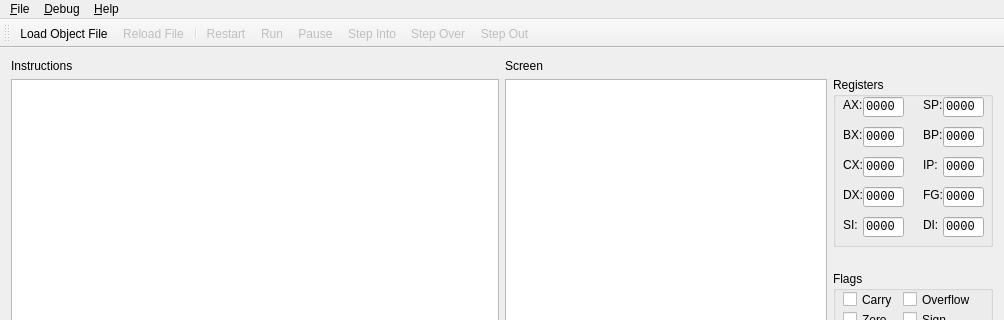
Old version of the form src/MemWnd.ui in the repository rdnelson/Libra; both pictures show x 0 to 1004 and y 0 to 320 of the 1004 by 801 pixel window.
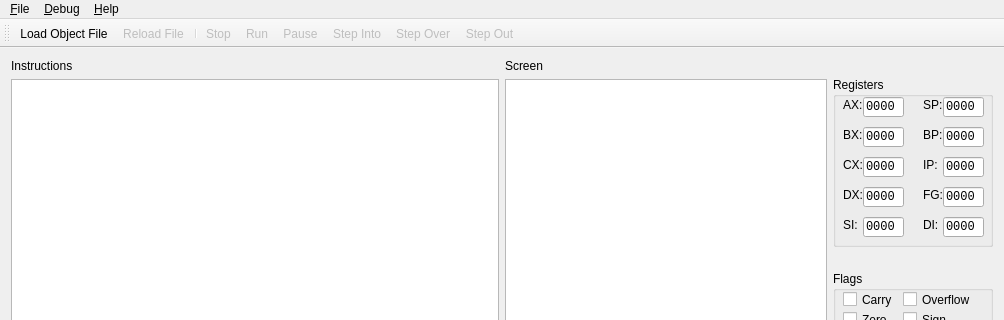
New version of the form. Icons and pictures are not drawn.

Patch:
```diff
--- a/src/MemWnd.ui
+++ b/src/MemWnd.ui
@@ -730,7 +730,7 @@
    <addaction name="action_Open"/>
    <addaction name="actionReload_File"/>
    <addaction name="separator"/>
-   <addaction name="actionRestart"/>
+   <addaction name="actionStop"/>
    <addaction name="actionRun"/>
    <addaction name="actionPause"/>
    <addaction name="actionStep_Into"/>
@@ -893,7 +893,7 @@
     <string>Ctrl+Shift+R</string>
    </property>
   </action>
-  <action name="actionRestart">
+  <action name="actionStop">
    <property name="enabled">
     <bool>false</bool>
    </property>
@@ -902,7 +902,7 @@
      <normaloff>:/res/kill24.ico</normaloff>:/res/kill24.ico</iconset>
    </property>
    <property name="text">
-    <string>Restart</string>
+    <string>Stop</string>
    </property>
    <property name="shortcut">
     <string>Ctrl+R</string>
```
